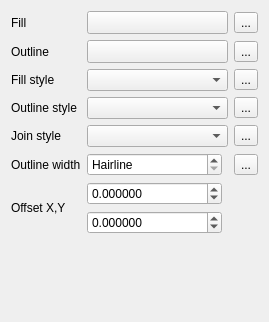
qgis/QGIS, file src/ui/symbollayer/widget_simplefill.ui: the form before one commit.
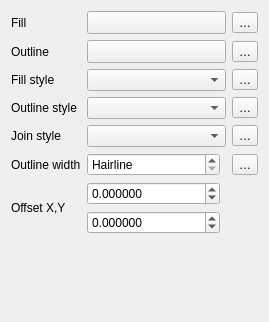
The form after the commit. Custom widgets are drawn as their Qt base class.

```diff
--- a/src/ui/symbollayer/widget_simplefill.ui
+++ b/src/ui/symbollayer/widget_simplefill.ui
@@ -60,21 +60,21 @@
    <item row="2" column="2">
     <widget class="QgsDataDefinedButton" name="mFillStyleDDBtn">
      <property name="text">
-      <string>...</string>
+      <string>…</string>
      </property>
     </widget>
    </item>
    <item row="0" column="2">
     <widget class="QgsDataDefinedButton" name="mFillColorDDBtn">
      <property name="text">
-      <string>...</string>
+      <string>…</string>
      </property>
     </widget>
    </item>
    <item row="5" column="2">
     <widget class="QgsDataDefinedButton" name="mBorderWidthDDBtn">
      <property name="text">
-      <string>...</string>
+      <string>…</string>
      </property>
     </widget>
    </item>
@@ -234,14 +234,14 @@
    <item row="1" column="2">
     <widget class="QgsDataDefinedButton" name="mBorderColorDDBtn">
      <property name="text">
-      <string>...</string>
+      <string>…</string>
      </property>
     </widget>
    </item>
    <item row="4" column="2">
     <widget class="QgsDataDefinedButton" name="mJoinStyleDDBtn">
      <property name="text">
-      <string>...</string>
+      <string>…</string>
      </property>
     </widget>
    </item>
@@ -287,7 +287,7 @@
    <item row="3" column="2">
     <widget class="QgsDataDefinedButton" name="mBorderStyleDDBtn">
      <property name="text">
-      <string>...</string>
+      <string>…</string>
      </property>
     </widget>
    </item>
```
